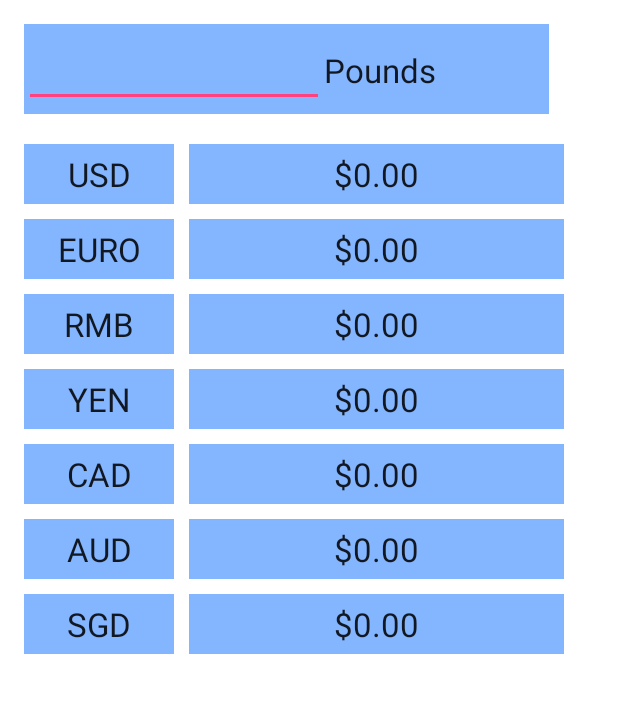
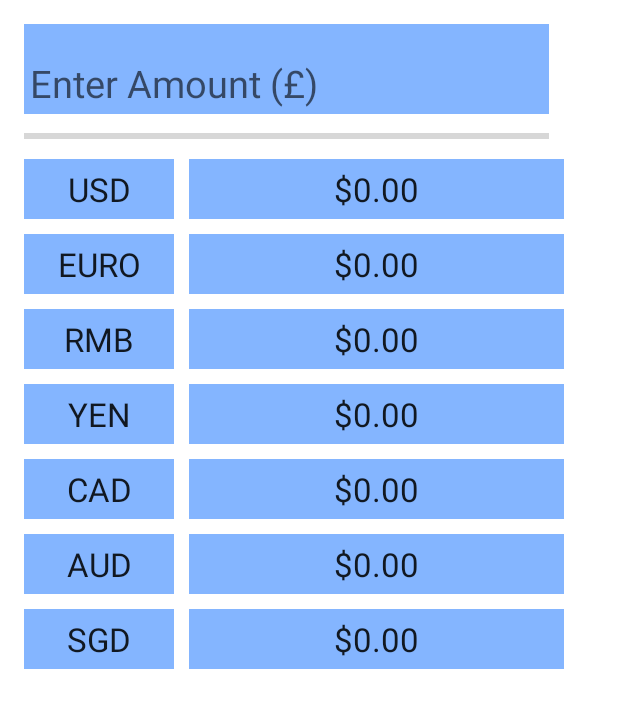
Before and after one commit to zczlkme/CurrencyExchangeCalc, an Android app: the screen it shows after launch (MainActivity), on a phone screen of 412 x 824 dp. Shown: the top 708 px of the screen. Run offline under Robolectric (Android 15) with nearby library versions, the phone set to English and light mode, and no system bars.

Commit message:
3rd commit

```diff
--- a/app/src/main/java/com/example/hsport/currencyexchangecalculator/MainActivity.java
+++ b/app/src/main/java/com/example/hsport/currencyexchangecalculator/MainActivity.java
@@ -128,14 +128,21 @@ public class MainActivity extends AppCompatActivity {
 
     public void onTextChanged(CharSequence s, int start, int before, int count){
 
-            TextView Amountofpounds;
-            Amountofpounds =(TextView) findViewById(R.id.view0);
+            /* TextView Amountofpounds;
+            Amountofpounds =(TextView) findViewById(R.id.view0); */
+
             try{
-                Pounds=Double.parseDouble(s.toString()) / 100.0;
-                Amountofpounds.setText(currencyFormat.format(Pounds));
+
+                //get the currency data
+                Pounds=Double.parseDouble(s.toString())/100.0;
+
+                /*display the format in textview view0.
+                Amountofpounds.setText(""); */
             }
             catch(NumberFormatException e) {
-                Amountofpounds.setText("");
+
+                /* if the curreny is not a numble; pounds=0;
+                Amountofpounds.setText(""); */
                 Pounds = 0.0;
 
             }
--- a/app/src/main/res/layout/content_main.xml
+++ b/app/src/main/res/layout/content_main.xml
@@ -18,34 +18,41 @@
         android:layout_width="350dp"
         android:layout_height="60dp"
         android:layout_alignParentTop="true"
-        android:background="#84b5ff">
+        android:background="#84b5ff"
+        android:id="@+id/gridLayout8">
 
         <TextView
             android:layout_width="wrap_content"
             android:layout_height="wrap_content"
             android:textAppearance="?android:attr/textAppearanceLarge"
-            android:text="Pounds"
             android:layout_row="0"
             android:layout_column="1"
             android:layout_marginLeft="0dp"
             android:id="@+id/view0"
-            android:layout_marginTop="10dp" />
+            android:layout_marginTop="10dp"
+            android:hint="@string/Viewamount"
+            android:textSize="20dp" />
 
         <EditText
-            android:layout_width="200dp"
-            android:layout_height="wrap_content"
+            android:layout_width="350dp"
+            android:layout_height="60dp"
             android:id="@+id/nameText"
             android:layout_row="0"
             android:layout_column="0"
-            android:inputType="text"
-            android:layout_marginTop="10dp" />
+            android:inputType="text|none"
+            android:layout_marginTop="10dp"
+            android:textColor="#000000"
+            android:editable="false"
+            android:hint="Enter Amount (£)"
+            android:hyphenationFrequency="none"
+            android:textSize="25dp" />
     </GridLayout>
 
     <GridLayout
         android:layout_width="wrap_content"
         android:layout_height="40dp"
         android:layout_alignParentStart="true"
-        android:layout_marginTop="80dp"
+        android:layout_marginTop="90dp"
         android:id="@+id/gridLayout">
 
         <TextView
@@ -285,4 +292,12 @@
 
     </GridLayout>
 
+    <ProgressBar
+        style="?android:attr/progressBarStyleHorizontal"
+        android:layout_width="400dp"
+        android:layout_height="30dp"
+        android:id="@+id/progressBar"
+        android:layout_below="@+id/gridLayout8"
+        android:layout_alignEnd="@+id/gridLayout8" />
+
 </RelativeLayout>
--- a/app/src/main/res/values/strings.xml
+++ b/app/src/main/res/values/strings.xml
@@ -9,4 +9,6 @@
     <string name="aud">0.00</string>
     <string name="sgd">0.00</string>
     <string name="pounds">Pounds</string>
+    <string name="Pounds">Text</string>
+    <string name="Viewamount">Enter Amount</string>
 </resources>
```
